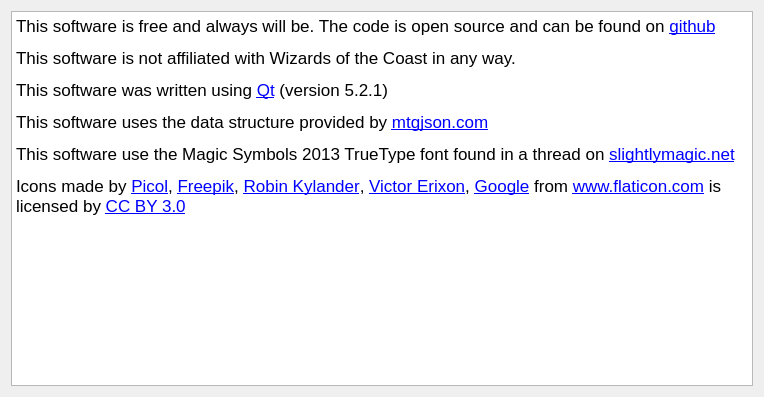
Above: mtgcards/aboutdialog.ui from stijnvermeir/mtgcards before the change. Below: the same form after it.
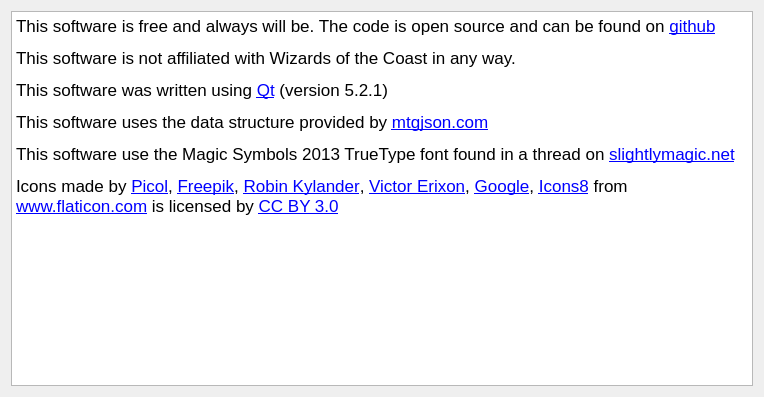
That is the form after the change.

Commit message: Toolbar and statusbar in deck window

The edit to the form file:
```diff
--- a/mtgcards/aboutdialog.ui
+++ b/mtgcards/aboutdialog.ui
@@ -32,7 +32,7 @@
 &lt;p style=&quot; margin-top:12px; margin-bottom:12px; margin-left:0px; margin-right:0px; -qt-block-indent:0; text-indent:0px;&quot;&gt;This software was written using &lt;a href=&quot;http://www.qt.io&quot;&gt;&lt;span style=&quot; text-decoration: underline; color:#0000ff;&quot;&gt;Qt&lt;/span&gt;&lt;/a&gt; (version 5.2.1)&lt;/p&gt;
 &lt;p style=&quot; margin-top:12px; margin-bottom:12px; margin-left:0px; margin-right:0px; -qt-block-indent:0; text-indent:0px;&quot;&gt;This software uses the data structure provided by &lt;a href=&quot;http://www.mtgjson.com&quot;&gt;&lt;span style=&quot; text-decoration: underline; color:#0000ff;&quot;&gt;mtgjson.com&lt;/span&gt;&lt;/a&gt;&lt;/p&gt;
 &lt;p style=&quot; margin-top:12px; margin-bottom:12px; margin-left:0px; margin-right:0px; -qt-block-indent:0; text-indent:0px;&quot;&gt;This software use the Magic Symbols 2013 TrueType font found in a thread on &lt;a href=&quot;http://www.slightlymagic.net/forum/viewtopic.php?f=15&amp;amp;t=4430&amp;amp;start=15#p128850&quot;&gt;&lt;span style=&quot; text-decoration: underline; color:#0000ff;&quot;&gt;slightlymagic.net&lt;/span&gt;&lt;/a&gt;&lt;/p&gt;
-&lt;p style=&quot; margin-top:0px; margin-bottom:0px; margin-left:0px; margin-right:0px; -qt-block-indent:0; text-indent:0px;&quot;&gt;Icons made by &lt;a href=&quot;http://www.flaticon.com/authors/picol&quot;&gt;&lt;span style=&quot; text-decoration: underline; color:#0000ff;&quot;&gt;Picol&lt;/span&gt;&lt;/a&gt;, &lt;a href=&quot;http://www.flaticon.com/authors/freepik&quot;&gt;&lt;span style=&quot; text-decoration: underline; color:#0000ff;&quot;&gt;Freepik&lt;/span&gt;&lt;/a&gt;, &lt;a href=&quot;http://www.flaticon.com/authors/robin-kylander&quot;&gt;&lt;span style=&quot; text-decoration: underline; color:#0000ff;&quot;&gt;Robin Kylander&lt;/span&gt;&lt;/a&gt;, &lt;a href=&quot;http://www.flaticon.com/authors/victor-erixon&quot;&gt;&lt;span style=&quot; text-decoration: underline; color:#0000ff;&quot;&gt;Victor Erixon&lt;/span&gt;&lt;/a&gt;, &lt;a href=&quot;http://www.flaticon.com/authors/google&quot;&gt;&lt;span style=&quot; text-decoration: underline; color:#0000ff;&quot;&gt;Google&lt;/span&gt;&lt;/a&gt; from &lt;a href=&quot;http://www.flaticon.com&quot;&gt;&lt;span style=&quot; text-decoration: underline; color:#0000ff;&quot;&gt;www.flaticon.com&lt;/span&gt;&lt;/a&gt; is licensed by &lt;a href=&quot;http://creativecommons.org/licenses/by/3.0/&quot;&gt;&lt;span style=&quot; text-decoration: underline; color:#0000ff;&quot;&gt;CC BY 3.0&lt;/span&gt;&lt;/a&gt;&lt;/p&gt;&lt;/body&gt;&lt;/html&gt;</string>
+&lt;p style=&quot; margin-top:0px; margin-bottom:0px; margin-left:0px; margin-right:0px; -qt-block-indent:0; text-indent:0px;&quot;&gt;Icons made by &lt;a href=&quot;http://www.flaticon.com/authors/picol&quot;&gt;&lt;span style=&quot; text-decoration: underline; color:#0000ff;&quot;&gt;Picol&lt;/span&gt;&lt;/a&gt;, &lt;a href=&quot;http://www.flaticon.com/authors/freepik&quot;&gt;&lt;span style=&quot; text-decoration: underline; color:#0000ff;&quot;&gt;Freepik&lt;/span&gt;&lt;/a&gt;, &lt;a href=&quot;http://www.flaticon.com/authors/robin-kylander&quot;&gt;&lt;span style=&quot; text-decoration: underline; color:#0000ff;&quot;&gt;Robin Kylander&lt;/span&gt;&lt;/a&gt;, &lt;a href=&quot;http://www.flaticon.com/authors/victor-erixon&quot;&gt;&lt;span style=&quot; text-decoration: underline; color:#0000ff;&quot;&gt;Victor Erixon&lt;/span&gt;&lt;/a&gt;, &lt;a href=&quot;http://www.flaticon.com/authors/google&quot;&gt;&lt;span style=&quot; text-decoration: underline; color:#0000ff;&quot;&gt;Google&lt;/span&gt;&lt;/a&gt;, &lt;a href=&quot;http://www.flaticon.com/authors/icons8&quot;&gt;&lt;span style=&quot; text-decoration: underline; color:#0000ff;&quot;&gt;Icons8&lt;/span&gt;&lt;/a&gt; from &lt;a href=&quot;http://www.flaticon.com&quot;&gt;&lt;span style=&quot; text-decoration: underline; color:#0000ff;&quot;&gt;www.flaticon.com&lt;/span&gt;&lt;/a&gt; is licensed by &lt;a href=&quot;http://creativecommons.org/licenses/by/3.0/&quot;&gt;&lt;span style=&quot; text-decoration: underline; color:#0000ff;&quot;&gt;CC BY 3.0&lt;/span&gt;&lt;/a&gt;&lt;/p&gt;&lt;/body&gt;&lt;/html&gt;</string>
      </property>
      <property name="openExternalLinks">
       <bool>true</bool>
```
The commit also changes 1 other file.
